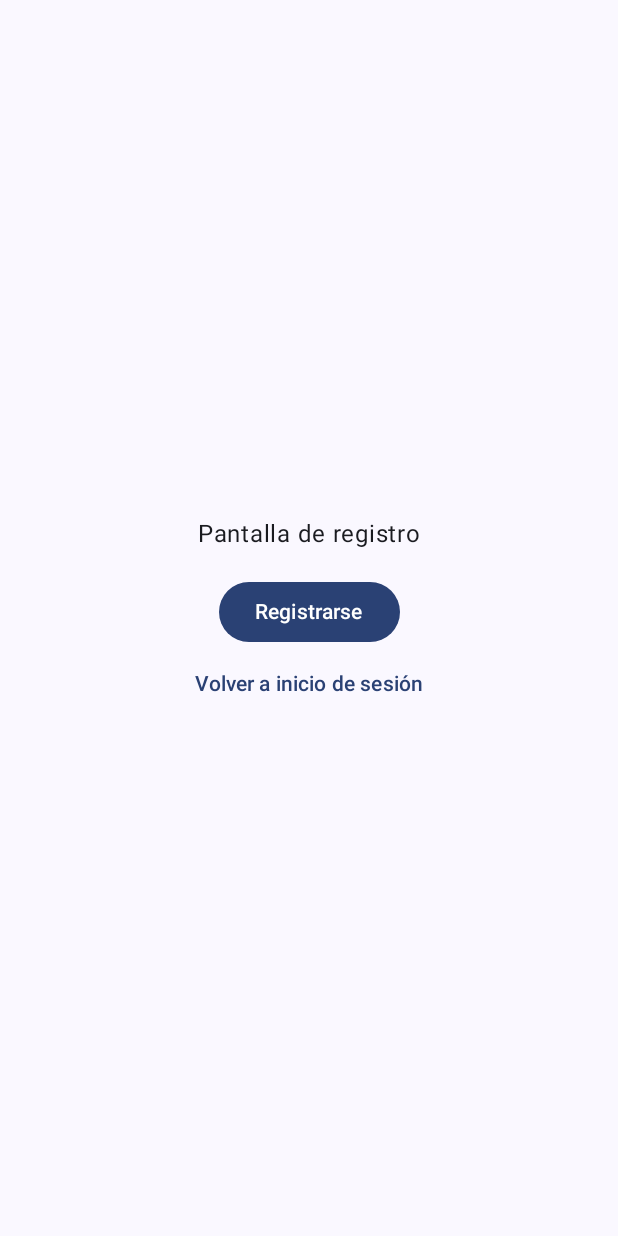
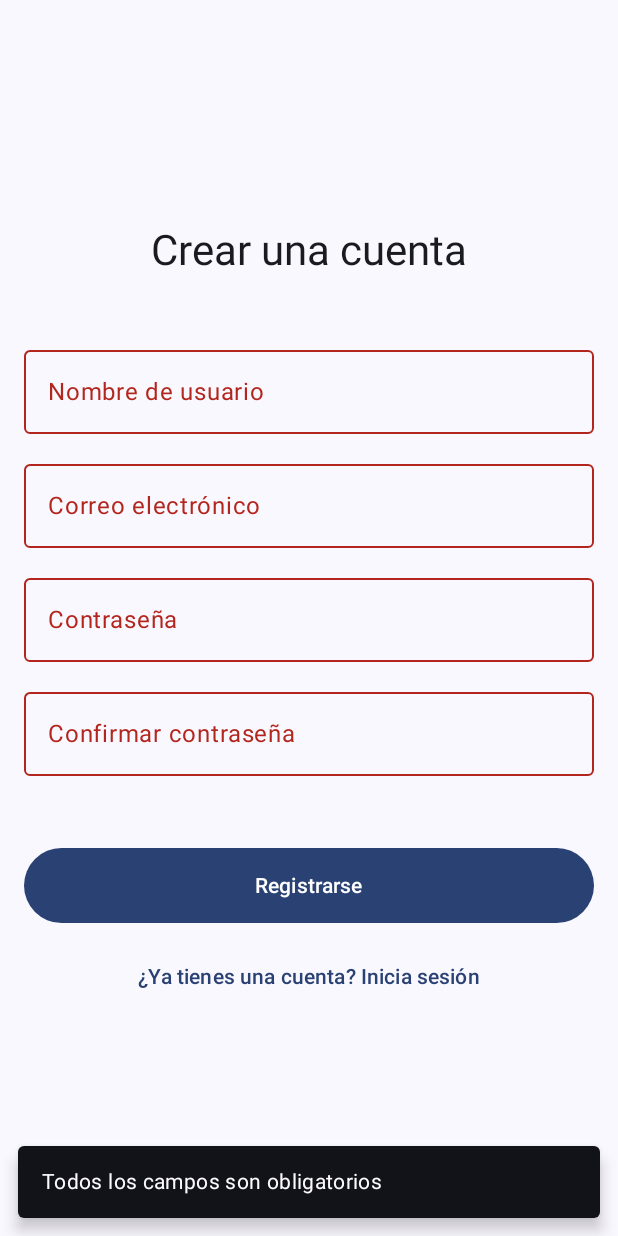
Before and after one commit to SolgreyDuocUC/Serena.sdk, an Android app built with Jetpack Compose: the composable RegisterScreen shown on its own in the app's theme, after a tap on "Registrarse", on a phone screen of 412 x 824 dp. Run offline under Robolectric (Android 15) with nearby library versions, the phone set to English and light mode, and no system bars.

Commit message:
se crea screen de registro + viewmodel de registro con importacion de libreria android viewmodel compose en build.gradle.kts

```diff
--- a/app/build.gradle.kts
+++ b/app/build.gradle.kts
@@ -44,6 +44,7 @@ android {
 dependencies {
     implementation(libs.androidx.core.ktx)
     implementation(libs.androidx.lifecycle.runtime.ktx)
+    implementation ("androidx.lifecycle:lifecycle-viewmodel-compose:2.8.1")
     implementation(libs.androidx.activity.compose)
     implementation(platform(libs.androidx.compose.bom))
     implementation(libs.androidx.compose.ui)
--- a/app/src/main/java/com/duocuc/serena/ui/theme/screens/RegisterScreen.kt
+++ b/app/src/main/java/com/duocuc/serena/ui/theme/screens/RegisterScreen.kt
@@ -1,23 +1,122 @@
 package com.duocuc.serena.ui.theme.screens
 
 import androidx.compose.foundation.layout.*
+import androidx.compose.foundation.text.KeyboardOptions
 import androidx.compose.material3.*
 import androidx.compose.runtime.*
 import androidx.compose.ui.Alignment
 import androidx.compose.ui.Modifier
+import androidx.compose.ui.platform.LocalContext
+import androidx.compose.ui.text.input.KeyboardType
+import androidx.compose.ui.text.input.PasswordVisualTransformation
 import androidx.compose.ui.unit.dp
+import androidx.lifecycle.viewmodel.compose.viewModel
+import com.duocuc.serena.viewmodel.RegisterViewModel
+import kotlinx.coroutines.launch
 
+@OptIn(ExperimentalMaterial3Api::class)
 @Composable
-fun RegisterScreen(onRegisterSuccess: () -> Unit, onNavigateToLogin: () -> Unit) {
-    Box(
-        modifier = Modifier.fillMaxSize(),
-        contentAlignment = Alignment.Center
-    ) {
-        Column(horizontalAlignment = Alignment.CenterHorizontally) {
-            Text("Pantalla de registro")
-            Spacer(modifier = Modifier.height(16.dp))
-            Button(onClick = onRegisterSuccess) { Text("Registrarse") }
-            TextButton(onClick = onNavigateToLogin) { Text("Volver a inicio de sesión") }
+fun RegisterScreen(
+    onRegisterSuccess: () -> Unit,
+    onNavigateToLogin: () -> Unit,
+    registerViewModel: RegisterViewModel = viewModel()
+) {
+    var username by remember { mutableStateOf("") }
+    var email by remember { mutableStateOf("") }
+    var password by remember { mutableStateOf("") }
+    var confirmPassword by remember { mutableStateOf("") }
+
+    val uiState by registerViewModel.uiState.collectAsState()
+    val snackbarHostState = remember { SnackbarHostState() }
+    val scope = rememberCoroutineScope()
+
+    // Efecto para manejar la navegación y los snackbars
+    LaunchedEffect(key1 = uiState) {
+        if (uiState.registrationSuccess) {
+            onRegisterSuccess()
+        }
+        uiState.error?.let {
+            scope.launch {
+                snackbarHostState.showSnackbar(it)
+            }
+        }
+    }
+
+    Scaffold(
+        snackbarHost = { SnackbarHost(snackbarHostState) }
+    ) { padding ->
+        Box(
+            modifier = Modifier.fillMaxSize().padding(padding).padding(16.dp),
+            contentAlignment = Alignment.Center
+        ) {
+            if (uiState.isLoading) {
+                CircularProgressIndicator()
+            } else {
+                Column(
+                    horizontalAlignment = Alignment.CenterHorizontally,
+                    verticalArrangement = Arrangement.spacedBy(12.dp)
+                ) {
+                    Text("Crear una cuenta", style = MaterialTheme.typography.headlineMedium)
+
+                    Spacer(modifier = Modifier.height(16.dp))
+
+                    OutlinedTextField(
+                        value = username,
+                        onValueChange = { username = it },
+                        label = { Text("Nombre de usuario") },
+                        singleLine = true,
+                        modifier = Modifier.fillMaxWidth(),
+                        isError = uiState.error != null
+                    )
+
+                    OutlinedTextField(
+                        value = email,
+                        onValueChange = { email = it },
+                        label = { Text("Correo electrónico") },
+                        keyboardOptions = KeyboardOptions(keyboardType = KeyboardType.Email),
+                        singleLine = true,
+                        modifier = Modifier.fillMaxWidth(),
+                        isError = uiState.error != null
+                    )
+
+                    OutlinedTextField(
+                        value = password,
+                        onValueChange = { password = it },
+                        label = { Text("Contraseña") },
+                        visualTransformation = PasswordVisualTransformation(),
+                        keyboardOptions = KeyboardOptions(keyboardType = KeyboardType.Password),
+                        singleLine = true,
+                        modifier = Modifier.fillMaxWidth(),
+                        isError = uiState.error != null
+                    )
+
+                    OutlinedTextField(
+                        value = confirmPassword,
+                        onValueChange = { confirmPassword = it },
+                        label = { Text("Confirmar contraseña") },
+                        visualTransformation = PasswordVisualTransformation(),
+                        keyboardOptions = KeyboardOptions(keyboardType = KeyboardType.Password),
+                        singleLine = true,
+                        modifier = Modifier.fillMaxWidth(),
+                        isError = uiState.error != null
+                    )
+
+                    Spacer(modifier = Modifier.height(24.dp))
+
+                    Button(
+                        onClick = {
+                            registerViewModel.register(username, email, password, confirmPassword)
+                        },
+                        modifier = Modifier.fillMaxWidth().height(50.dp)
+                    ) {
+                        Text("Registrarse")
+                    }
+
+                    TextButton(onClick = onNavigateToLogin) {
+                        Text("¿Ya tienes una cuenta? Inicia sesión")
+                    }
+                }
+            }
         }
     }
 }
--- /dev/null
+++ b/app/src/main/java/com/duocuc/serena/viewmodel/RegisterViewModel.kt
@@ -0,0 +1,53 @@
+package com.duocuc.serena.viewmodel
+
+import androidx.lifecycle.ViewModel
+import androidx.lifecycle.viewModelScope
+import kotlinx.coroutines.flow.MutableStateFlow
+import kotlinx.coroutines.flow.asStateFlow
+import kotlinx.coroutines.flow.update
+import kotlinx.coroutines.launch
+import android.util.Patterns
+
+// Estado de la interfaz de usuario para la pantalla de registro.
+data class RegisterUiState(
+    val isLoading: Boolean = false,
+    val registrationSuccess: Boolean = false,
+    val error: String? = null
+)
+
+class RegisterViewModel : ViewModel() {
+
+    private val _uiState = MutableStateFlow(RegisterUiState())
+    val uiState = _uiState.asStateFlow()
+
+    fun register(username: String, email: String, password: String, confirmPassword: String) {
+        // Iniciar el estado de carga
+        _uiState.update { it.copy(isLoading = true, error = null) }
+
+        // Validaciones
+        if (username.isBlank() || email.isBlank() || password.isBlank()) {
+            _uiState.update { it.copy(isLoading = false, error = "Todos los campos son obligatorios") }
+            return
+        }
+
+        if (!Patterns.EMAIL_ADDRESS.matcher(email).matches()) {
+            _uiState.update { it.copy(isLoading = false, error = "El formato del correo no es válido") }
+            return
+        }
+
+        if (password != confirmPassword) {
+            _uiState.update { it.copy(isLoading = false, error = "Las contraseñas no coinciden") }
+            return
+        }
+
+        // Simular llamada a la red o base de datos
+        viewModelScope.launch {
+            kotlinx.coroutines.delay(2000) // Simula una operación de red de 2 segundos
+
+            // Aquí iría la lógica real para registrar al usuario en tu backend o BD.
+            // Por ahora, simplemente simulamos el éxito.
+
+            _uiState.update { it.copy(isLoading = false, registrationSuccess = true) }
+        }
+    }
+}
```
